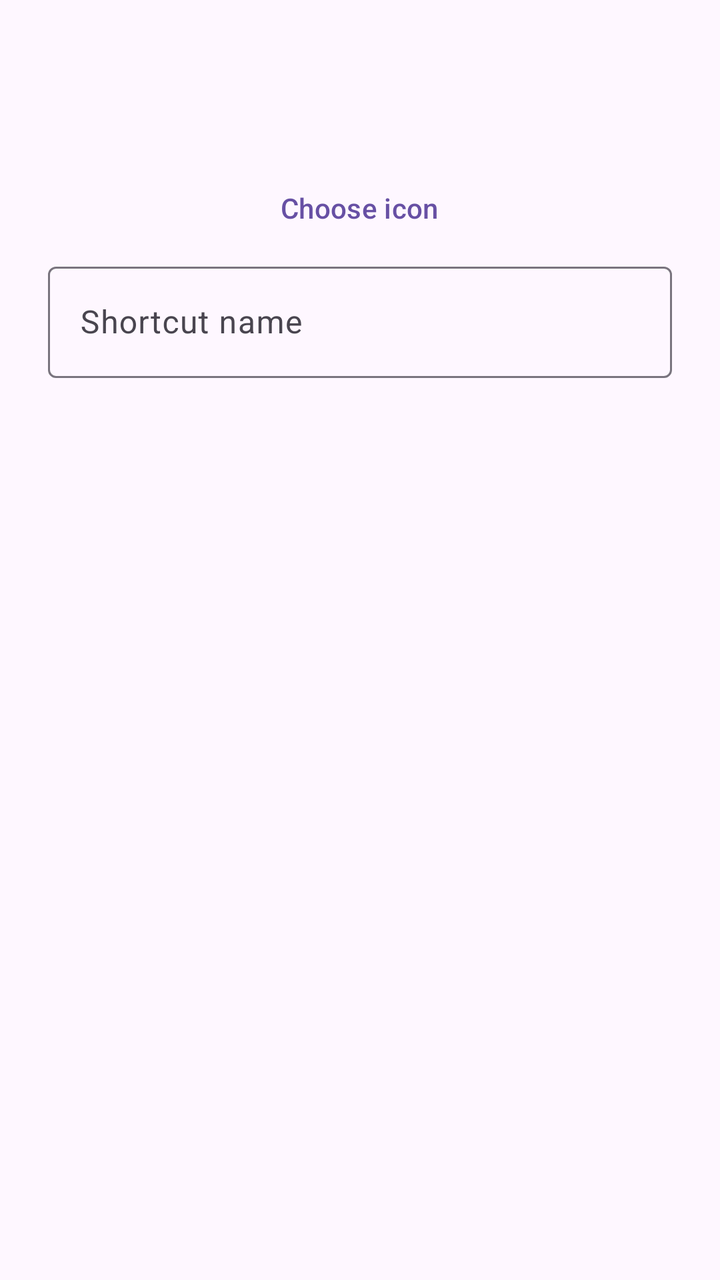
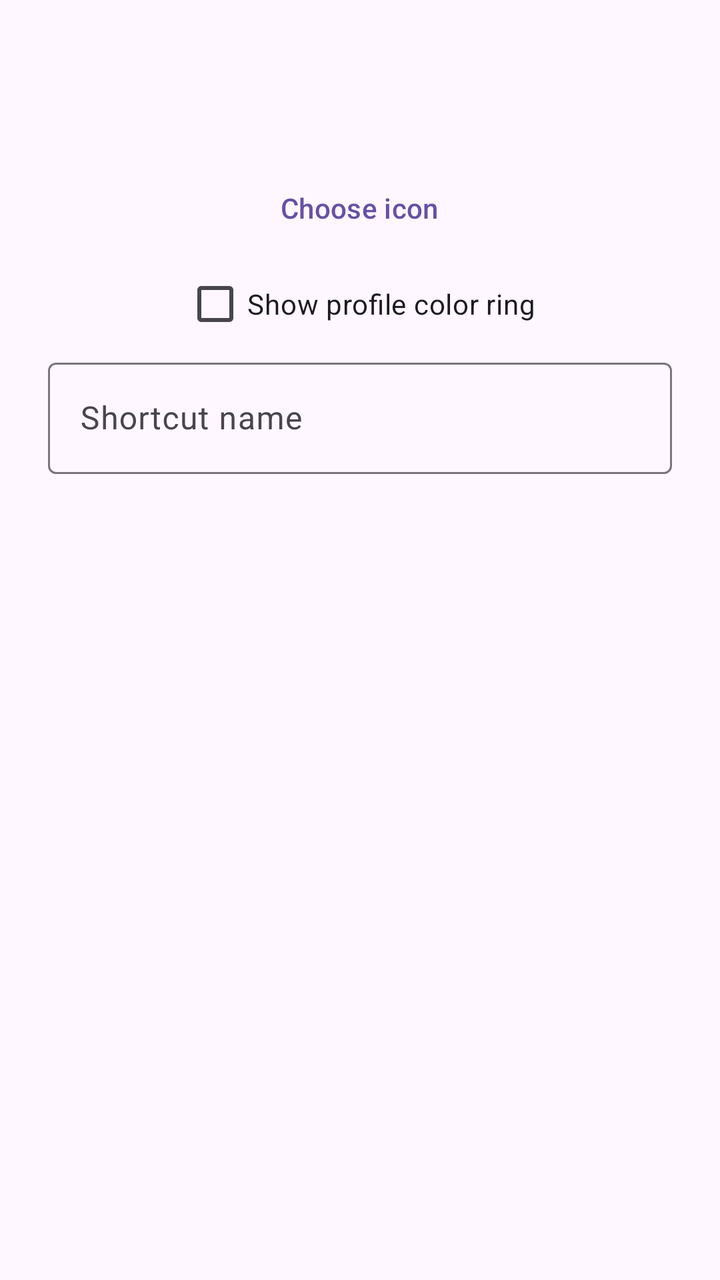

Compare the two renders of this Android layout. The source of the first and the diff that turns it into the second are given below.
<!-- AndroidManifest.xml: application theme Theme.CloneCat -->
<!-- res/layout/dialog_shortcut_edit.xml -->
<?xml version="1.0" encoding="utf-8"?>
<LinearLayout xmlns:android="http://schemas.android.com/apk/res/android"
    android:layout_width="match_parent"
    android:layout_height="wrap_content"
    android:gravity="center_horizontal"
    android:orientation="vertical"
    android:paddingHorizontal="24dp"
    android:paddingTop="8dp">

    <ImageView
        android:id="@+id/iconPreview"
        android:layout_width="72dp"
        android:layout_height="72dp"
        android:contentDescription="@null" />

    <com.google.android.material.button.MaterialButton
        android:id="@+id/pickIcon"
        style="@style/Widget.Material3.Button.TextButton"
        android:layout_width="wrap_content"
        android:layout_height="wrap_content"
        android:text="@string/shortcut_pick_icon" />

    <com.google.android.material.textfield.TextInputLayout
        android:layout_width="match_parent"
        android:layout_height="wrap_content"
        android:hint="@string/shortcut_name_hint">

        <com.google.android.material.textfield.TextInputEditText
            android:id="@+id/nameField"
            android:layout_width="match_parent"
            android:layout_height="wrap_content"
            android:inputType="text"
            android:maxLines="1" />
    </com.google.android.material.textfield.TextInputLayout>
</LinearLayout>
<!-- resources referenced by this layout -->
<resources>
  <string name="shortcut_name_hint">Shortcut name</string>
  <string name="shortcut_pick_icon">Choose icon</string>
  <style name="Theme.CloneCat" parent="Theme.Material3.DayNight.NoActionBar" />
</resources>

<!-- the commit's change to res/layout/dialog_shortcut_edit.xml (unified diff, before → after) -->
@@ -20,6 +20,12 @@
         android:layout_height="wrap_content"
         android:text="@string/shortcut_pick_icon" />
 
+    <com.google.android.material.checkbox.MaterialCheckBox
+        android:id="@+id/ringToggle"
+        android:layout_width="wrap_content"
+        android:layout_height="wrap_content"
+        android:text="@string/shortcut_ring" />
+
     <com.google.android.material.textfield.TextInputLayout
         android:layout_width="match_parent"
         android:layout_height="wrap_content"
<!-- resource entries referenced after the edit -->
@@ -2,6 +2,7 @@
 <resources>
   <string name="shortcut_name_hint">Shortcut name</string>
   <string name="shortcut_pick_icon">Choose icon</string>
+  <string name="shortcut_ring">Show profile color ring</string>
   <style name="Theme.CloneCat" parent="Theme.Material3.DayNight.NoActionBar" />
 </resources>
 
